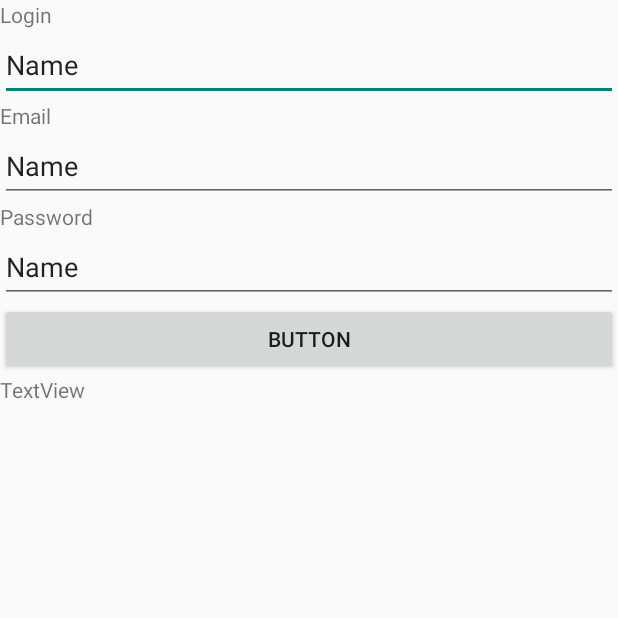
After one commit to KukielkaKamil/PixelArtHunters, an Android app built with Jetpack Compose: the Register screen opened directly, with no data from a screen before it, on a phone screen of 412 x 824 dp, the top half of it. The commit adds this screen. Run offline under Robolectric (Android 15) with nearby library versions, the phone set to English and light mode, and no system bars; our stand-ins replace Volley; network calls fail.

Commit message:
Added few activites with basic functions

```diff
--- a/App/PixelArtHunter/app/build.gradle.kts
+++ b/App/PixelArtHunter/app/build.gradle.kts
@@ -60,6 +60,10 @@ dependencies {
     implementation("androidx.compose.ui:ui-graphics")
     implementation("androidx.compose.ui:ui-tooling-preview")
     implementation("androidx.compose.material3:material3")
+    implementation("androidx.appcompat:appcompat:1.6.1")
+    implementation("com.google.android.material:material:1.8.0")
+    implementation("androidx.constraintlayout:constraintlayout:2.1.4")
+    implementation("com.google.android.gms:play-services-maps:18.2.0")
     testImplementation("junit:junit:4.13.2")
     androidTestImplementation("androidx.test.ext:junit:1.1.5")
     androidTestImplementation("androidx.test.espresso:espresso-core:3.5.1")
--- /dev/null
+++ b/App/PixelArtHunter/app/src/main/java/net/kteam/pixelarthunter/Pixel.kt
@@ -0,0 +1,5 @@
+package net.kteam.pixelarthunter
+
+class Pixel {
+
+}
--- /dev/null
+++ b/App/PixelArtHunter/app/src/main/java/net/kteam/pixelarthunter/Register.kt
@@ -0,0 +1,45 @@
+package net.kteam.pixelarthunter
+
+import androidx.appcompat.app.AppCompatActivity
+import android.os.Bundle
+import android.widget.Button
+import android.widget.EditText
+import android.widget.TextView
+import androidx.activity.ComponentActivity
+import com.android.volley.Request
+import com.android.volley.toolbox.JsonObjectRequest
+import org.json.JSONObject
+
+class Register : ComponentActivity() {
+    override fun onCreate(savedInstanceState: Bundle?) {
+        super.onCreate(savedInstanceState)
+        setContentView(R.layout.activity_register)
+
+        val loginField = findViewById<EditText>(R.id.loginField)
+        val emailField = findViewById<EditText>(R.id.emailField)
+        val passwordField = findViewById<EditText>(R.id.passField)
+        val responseText = findViewById<TextView>(R.id.responseText)
+
+        val registerButton = findViewById<Button>(R.id.registerButton)
+
+        registerButton.setOnClickListener {
+            val url = "http://192.168.2.190:8000/api/login"
+
+            val att = JSONObject()
+            att.put("name",loginField.text)
+            att.put("email", emailField.text)
+            att.put("password", passwordField.text)
+
+            val registerRequest = JsonObjectRequest(
+                Request.Method.POST,url,att,
+                { response ->
+                    responseText.text = response.getString("token")
+                },
+                { error ->
+                    responseText.text = error.toString()
+                })
+
+            ApiRequestQueue.getInstance(this).addToRequestQueue(registerRequest)
+        }
+    }
+}
--- /dev/null
+++ b/App/PixelArtHunter/app/src/main/res/layout/activity_register.xml
@@ -0,0 +1,66 @@
+<?xml version="1.0" encoding="utf-8"?>
+<LinearLayout xmlns:android="http://schemas.android.com/apk/res/android"
+    xmlns:app="http://schemas.android.com/apk/res-auto"
+    xmlns:tools="http://schemas.android.com/tools"
+    android:layout_width="match_parent"
+    android:layout_height="match_parent"
+    android:orientation="vertical"
+    tools:context=".Register">
+
+    <TextView
+        android:id="@+id/textView3"
+        android:layout_width="match_parent"
+        android:layout_height="wrap_content"
+        android:text="Login" />
+
+    <EditText
+        android:id="@+id/loginField"
+        android:layout_width="match_parent"
+        android:layout_height="wrap_content"
+        android:ems="10"
+        android:inputType="text"
+        android:minHeight="48dp"
+        android:text="Name" />
+
+    <TextView
+        android:id="@+id/textView4"
+        android:layout_width="match_parent"
+        android:layout_height="wrap_content"
+        android:text="Email" />
+
+    <EditText
+        android:id="@+id/emailField"
+        android:layout_width="match_parent"
+        android:layout_height="wrap_content"
+        android:ems="10"
+        android:inputType="text"
+        android:minHeight="48dp"
+        android:text="Name" />
+
+    <TextView
+        android:id="@+id/textView5"
+        android:layout_width="match_parent"
+        android:layout_height="wrap_content"
+        android:text="Password" />
+
+    <EditText
+        android:id="@+id/passField"
+        android:layout_width="match_parent"
+        android:layout_height="wrap_content"
+        android:ems="10"
+        android:inputType="text"
+        android:minHeight="48dp"
+        android:text="Name" />
+
+    <Button
+        android:id="@+id/registerButton"
+        android:layout_width="match_parent"
+        android:layout_height="wrap_content"
+        android:text="Button" />
+
+    <TextView
+        android:id="@+id/responseText"
+        android:layout_width="match_parent"
+        android:layout_height="wrap_content"
+        android:text="TextView" />
+</LinearLayout>
```
Also changed, not shown: App/PixelArtHunter/app/src/main/AndroidManifest.xml (+11 -0 lines), App/PixelArtHunter/app/src/main/java/net/kteam/pixelarthunter/DrawMenu.kt (added, +12 -0 lines), App/PixelArtHunter/app/src/main/java/net/kteam/pixelarthunter/MainActivity.kt (+20 -0 lines), App/PixelArtHunter/app/src/main/java/net/kteam/pixelarthunter/PoiList.kt (added, +22 -0 lines), App/PixelArtHunter/app/src/main/java/net/kteam/pixelarthunter/ProfileMenu.kt (added, +11 -0 lines), App/PixelArtHunter/app/src/main/java/net/kteam/pixelarthunter/User.kt (+37 -1 lines), App/PixelArtHunter/app/src/main/res/layout/activity_draw_menu.xml (added, +14 -0 lines), App/PixelArtHunter/app/src/main/res/layout/activity_profile_menu.xml (added, +15 -0 lines), App/PixelArtHunter/app/src/main/res/layout/drawing_platform.xml (deleted, +0 -38 lines), App/PixelArtHunter/app/src/main/res/layout/pixel_layout.xml (added, +9 -0 lines), 1 other file.
